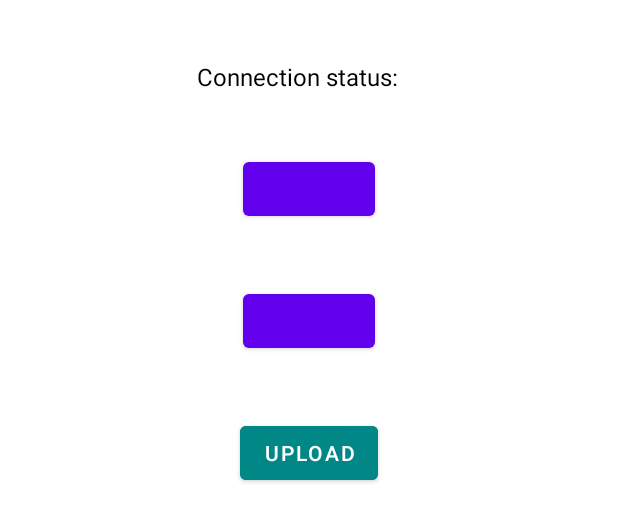
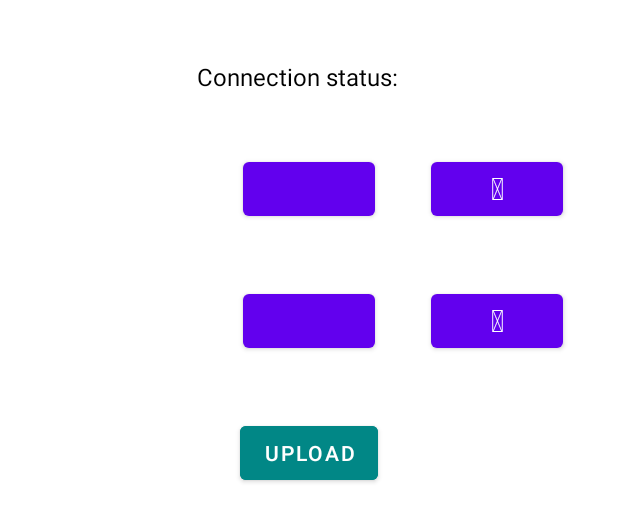
Before and after one commit to Itanik/food-raspisanie-android, an Android app: the layout activity_main.xml on its own in the app's theme, with its tools: preview values and no code run, on a phone screen of 412 x 824 dp. Shown: the top 522 px of the screen. Run offline under Robolectric (Android 15) with nearby library versions, the phone set to English and light mode, and no system bars; network calls fail.

Commit message:
Add open in browser buttons.

```diff
--- a/app/build.gradle
+++ b/app/build.gradle
@@ -56,4 +56,5 @@ dependencies {
     implementation "org.jetbrains.kotlinx:kotlinx-serialization-json:1.3.2"
     implementation "commons-net:commons-net:3.8.0"
     implementation("org.jetbrains.kotlinx:kotlinx-coroutines-android:1.5.2")
+    implementation "androidx.browser:browser:1.4.0"
 }
--- a/app/src/main/java/com/example/fooduploader/data/Credentials.kt
+++ b/app/src/main/java/com/example/fooduploader/data/Credentials.kt
@@ -6,5 +6,7 @@ import kotlinx.serialization.Serializable
 data class Credentials(
     val host: String,
     val user: String,
-    val password: String
+    val password: String,
+    val menuPage: String,
+    val tablePage: String
 )
--- a/app/src/main/res/layout/activity_main.xml
+++ b/app/src/main/res/layout/activity_main.xml
@@ -51,6 +51,18 @@
             app:layout_constraintTop_toBottomOf="@+id/status_headline" />
 
         <Button
+            android:id="@+id/check_menu_btn"
+            style="@style/Icon"
+            android:layout_width="wrap_content"
+            android:layout_height="wrap_content"
+            android:enabled="@{viewModel.buttonsEnabled}"
+            android:text="@string/fa_web_icon"
+            app:layout_constraintBottom_toBottomOf="@+id/select_menu_btn"
+            app:layout_constraintEnd_toEndOf="parent"
+            app:layout_constraintStart_toEndOf="@+id/select_menu_btn"
+            app:layout_constraintTop_toTopOf="@+id/select_menu_btn" />
+
+        <Button
             android:id="@+id/select_table_btn"
             android:layout_width="wrap_content"
             android:layout_height="wrap_content"
@@ -61,6 +73,17 @@
             app:layout_constraintStart_toStartOf="@+id/select_menu_btn"
             app:layout_constraintTop_toBottomOf="@+id/select_menu_btn" />
 
+        <Button
+            android:id="@+id/check_table_btn"
+            style="@style/Icon"
+            android:layout_width="wrap_content"
+            android:layout_height="wrap_content"
+            android:enabled="@{viewModel.buttonsEnabled}"
+            android:text="@string/fa_web_icon"
+            app:layout_constraintBottom_toBottomOf="@+id/select_table_btn"
+            app:layout_constraintEnd_toEndOf="parent"
+            app:layout_constraintStart_toEndOf="@+id/select_menu_btn"
+            app:layout_constraintTop_toTopOf="@+id/select_table_btn" />
 
         <Button
             android:id="@+id/upload_files_btn"
--- a/app/src/main/res/values/colors.xml
+++ b/app/src/main/res/values/colors.xml
@@ -6,5 +6,6 @@
     <color name="teal_200">#FF03DAC5</color>
     <color name="teal_700">#FF018786</color>
     <color name="black">#FF000000</color>
+    <color name="dark">#FF101010</color>
     <color name="white">#FFFFFFFF</color>
 </resources>
```
Also changed, not shown: app/src/main/java/com/example/fooduploader/MainActivity.kt (+12 -0 lines), app/src/main/java/com/example/fooduploader/MainActivityViewModel.kt (+15 -1 lines), 1 other file.
